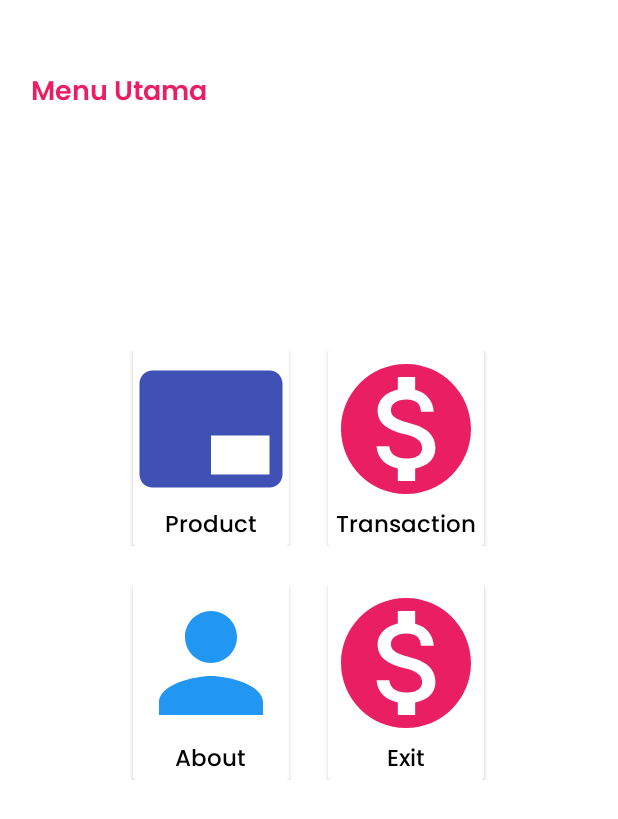
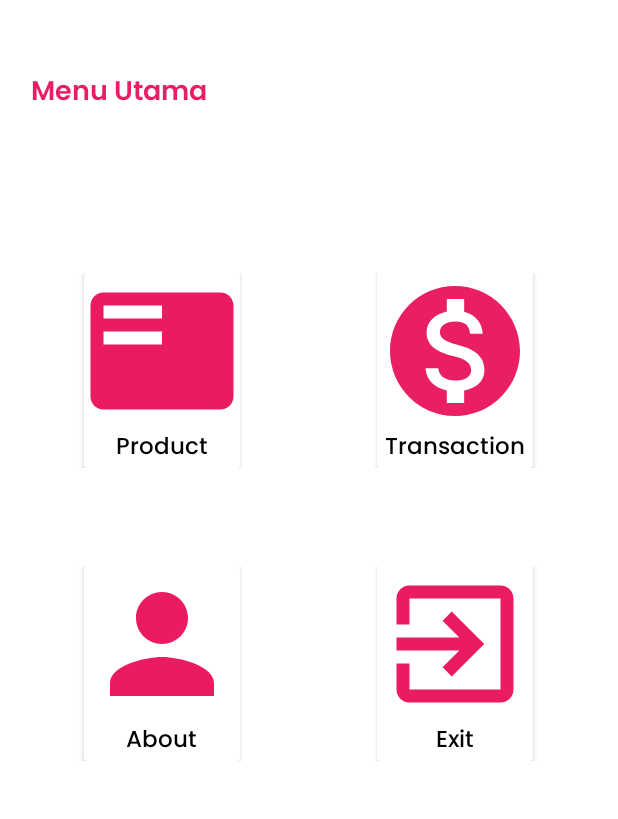
Before and after one commit to nafisazz/SCANNER, an Android app: the screen it shows after launch (DashboardActivity), on a phone screen of 412 x 824 dp. Shown: the top 819 px of the screen. Run offline under Robolectric (Android 15) with nearby library versions, the phone set to English and light mode, and no system bars; our stand-ins replace sdp/ssp sizes.

Commit message:
update dashboard 🌞

```diff
--- a/app/src/main/java/com/example/scanqrcode/MediaBarcode.java
+++ b/app/src/main/java/com/example/scanqrcode/MediaBarcode.java
@@ -86,7 +86,7 @@
     // Method untuk memanggil data barang
 
     private void getDataBarang(String result){
-        String url="http://192.168.3.101/qrcode/cari_qrcode.php?kode="+result;
+        String url="http://192.168.3.103/qrcode/cari_qrcode.php?kode="+result;
         JsonArrayRequest jsonArrayRequest = new JsonArrayRequest(Request.Method.PUT,url,null,
                 new Response.Listener<JSONArray>() {
                     @Override
--- a/app/src/main/java/com/example/scanqrcode/Utill/DataApi.java
+++ b/app/src/main/java/com/example/scanqrcode/Utill/DataApi.java
@@ -4,7 +4,7 @@
 import retrofit2.converter.gson.GsonConverterFactory;
 
 public class DataApi {
-    public static final String BASE_URL="http://192.168.3.101/";
+    public static final String BASE_URL="http://192.168.3.103/";
     private static Retrofit retrofit=null;
     public static Retrofit getClient(){
         if (retrofit==null)
--- a/app/src/main/res/drawable/ic_exit.xml
+++ b/app/src/main/res/drawable/ic_exit.xml
@@ -1,5 +1,5 @@
-<vector android:height="24dp" android:tint="#000000"
+<vector android:height="24dp" android:tint="#EA1B5E"
     android:viewportHeight="24" android:viewportWidth="24"
     android:width="24dp" xmlns:android="http://schemas.android.com/apk/res/android">
-    <path android:fillColor="@android:color/white" android:pathData="M11,7L9.6,8.4l2.6,2.6H2v2h10.2l-2.6,2.6L11,17l5,-5L11,7zM20,19h-8v2h8c1.1,0 2,-0.9 2,-2V5c0,-1.1 -0.9,-2 -2,-2h-8v2h8V19z"/>
+    <path android:fillColor="@android:color/white" android:pathData="M10.09,15.59L11.5,17l5,-5 -5,-5 -1.41,1.41L12.67,11H3v2h9.67l-2.58,2.59zM19,3H5c-1.11,0 -2,0.9 -2,2v4h2V5h14v14H5v-4H3v4c0,1.1 0.89,2 2,2h14c1.1,0 2,-0.9 2,-2V5c0,-1.1 -0.9,-2 -2,-2z"/>
 </vector>
--- /dev/null
+++ b/app/src/main/res/drawable/ic_list24.xml
@@ -0,0 +1,5 @@
+<vector android:height="24dp" android:tint="#EA1B5E"
+    android:viewportHeight="24" android:viewportWidth="24"
+    android:width="24dp" xmlns:android="http://schemas.android.com/apk/res/android">
+    <path android:fillColor="@android:color/white" android:pathData="M21,3L3,3c-1.1,0 -2,0.9 -2,2v14c0,1.1 0.9,2 2,2h18c1.1,0 2,-0.9 2,-2L23,5c0,-1.1 -0.9,-2 -2,-2zM12,11L3,11L3,9h9v2zM12,7L3,7L3,5h9v2z"/>
+</vector>
--- a/app/src/main/res/drawable/ic_about.xml
+++ b/app/src/main/res/drawable/ic_person.xml
@@ -1,4 +1,4 @@
-<vector android:height="24dp" android:tint="#2196F3"
+<vector android:height="24dp" android:tint="#EA1B5E"
     android:viewportHeight="24" android:viewportWidth="24"
     android:width="24dp" xmlns:android="http://schemas.android.com/apk/res/android">
     <path android:fillColor="@android:color/white" android:pathData="M12,12c2.21,0 4,-1.79 4,-4s-1.79,-4 -4,-4 -4,1.79 -4,4 1.79,4 4,4zM12,14c-2.67,0 -8,1.34 -8,4v2h16v-2c0,-2.66 -5.33,-4 -8,-4z"/>
--- a/app/src/main/res/drawable/ic_produk.xml
+++ /dev/null
@@ -1,5 +0,0 @@
-<vector android:autoMirrored="true" android:height="24dp"
-    android:tint="#3F51B5" android:viewportHeight="24"
-    android:viewportWidth="24" android:width="24dp" xmlns:android="http://schemas.android.com/apk/res/android">
-    <path android:fillColor="@android:color/white" android:pathData="M21,3L3,3c-1.1,0 -2,0.9 -2,2v14c0,1.1 0.9,2 2,2h18c1.1,0 2,-0.9 2,-2L23,5c0,-1.1 -0.9,-2 -2,-2zM21,19h-9v-6h9v6z"/>
-</vector>
--- a/app/src/main/res/layout/activity_dashboard.xml
+++ b/app/src/main/res/layout/activity_dashboard.xml
@@ -12,9 +12,9 @@
         android:id="@+id/tv_1"
         android:layout_width="wrap_content"
         android:layout_height="wrap_content"
+        android:layout_marginTop="@dimen/_20sdp"
         android:fontFamily="@font/popsem"
         android:text="Menu Utama"
-        android:layout_marginTop="@dimen/_20sdp"
         android:textColor="@color/main"
         android:textSize="@dimen/_14sdp" />
 
@@ -22,9 +22,8 @@
         android:layout_width="match_parent"
         android:layout_height="wrap_content"
         android:layout_below="@id/tv_1"
-        android:orientation="vertical"
-        android:layout_marginTop="@dimen/_120sdp"
-        >
+        android:layout_marginTop="@dimen/_80sdp"
+        android:orientation="vertical">
 
         <LinearLayout
             android:layout_width="match_parent"
@@ -34,8 +33,8 @@
 
             <androidx.cardview.widget.CardView
                 android:layout_width="wrap_content"
-                    android:layout_marginRight="@dimen/_20sdp"
-                    android:layout_height="wrap_content">
+                android:layout_height="wrap_content"
+                android:layout_marginRight="@dimen/_70sdp">
 
                 <LinearLayout
                     android:layout_width="match_parent"
@@ -46,7 +45,7 @@
                         android:id="@+id/btn_produk"
                         android:layout_width="@dimen/_80sdp"
                         android:layout_height="@dimen/_80sdp"
-                            android:background="@drawable/ic_produk" />
+                        android:background="@drawable/ic_list24" />
 
                     <TextView
                         android:id="@+id/tv_produk"
@@ -95,14 +94,14 @@
         <LinearLayout
             android:layout_width="match_parent"
             android:layout_height="wrap_content"
+            android:layout_marginTop="@dimen/_50sdp"
             android:gravity="center"
-            android:layout_marginTop="@dimen/_20sdp"
             android:orientation="horizontal">
 
             <androidx.cardview.widget.CardView
                 android:layout_width="wrap_content"
-                android:layout_marginRight="@dimen/_20sdp"
-                android:layout_height="wrap_content">
+                android:layout_height="wrap_content"
+                android:layout_marginRight="@dimen/_70sdp">
 
                 <LinearLayout
                     android:layout_width="match_parent"
@@ -113,7 +112,7 @@
                         android:id="@+id/btn_about"
                         android:layout_width="@dimen/_80sdp"
                         android:layout_height="@dimen/_80sdp"
-                        android:background="@drawable/ic_about" />
+                        android:background="@drawable/ic_person" />
 
                     <TextView
                         android:id="@+id/tv_about"
@@ -141,7 +140,7 @@
                         android:id="@+id/btn_exit"
                         android:layout_width="@dimen/_80sdp"
                         android:layout_height="@dimen/_80sdp"
-                        android:background="@drawable/ic_transaksi" />
+                        android:background="@drawable/ic_exit" />
 
                     <TextView
                         android:id="@+id/tv_ecit"
```
Lines whose indentation alone changed are shown as unchanged.
